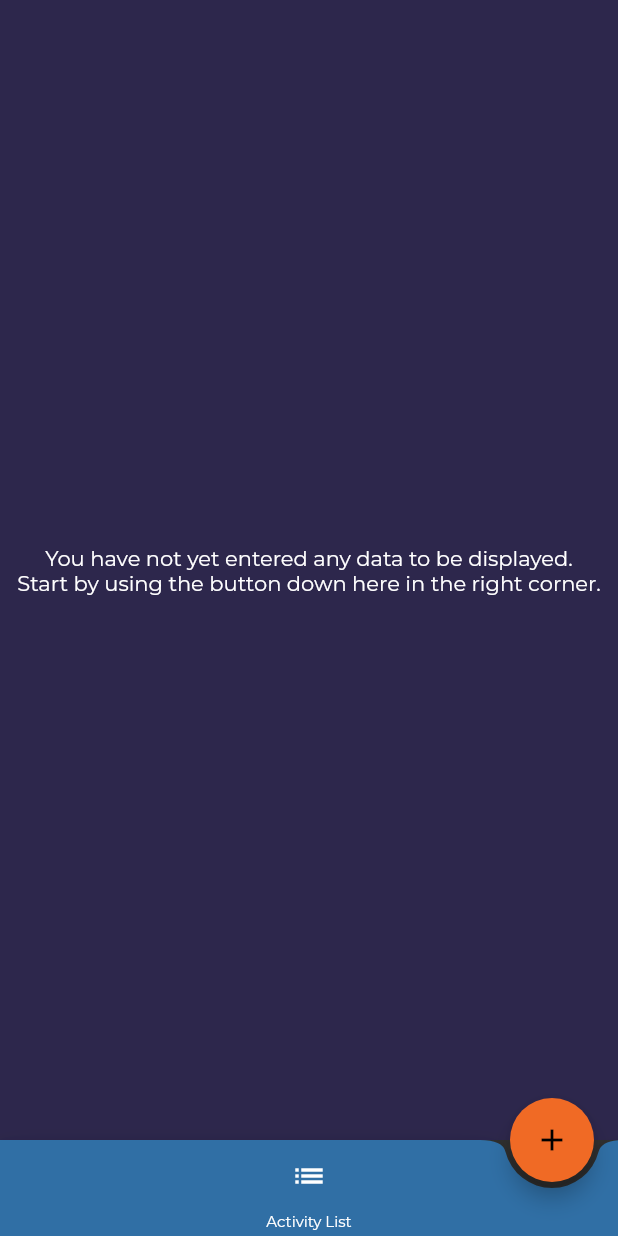
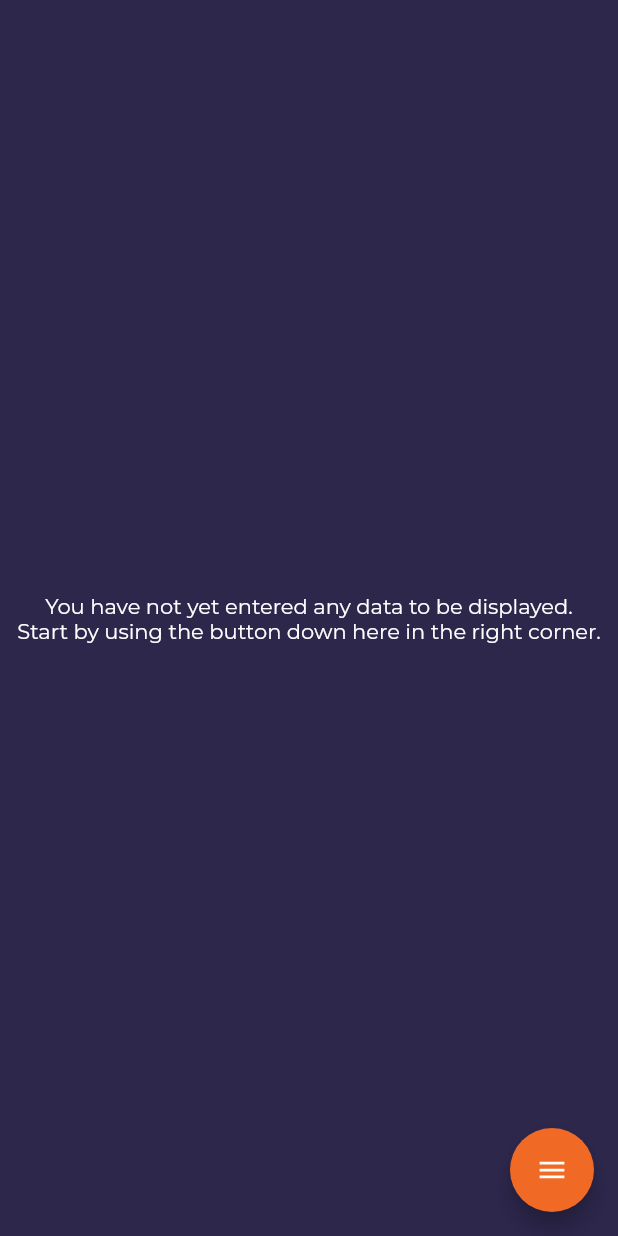
Before and after one commit to luuuuk/datavisualizationapp, a Flutter app: the screen it shows after launch, on a phone screen of 412 x 824 dp. Run offline on Flutter 3.47's test engine with Material 2 defaults, Android fonts, the phone set to English and light mode, and no system bars; drawn by our look-alikes of flutter_speed_dial; our stand-ins replace charts_flutter, google_fonts, sqflite; accounts and stored records are empty.

Commit message:
[Feature] Replaced BottomAppBar with SpeedDial FAB on HomeScreen

```diff
--- a/lib/screens/home_screen.dart
+++ b/lib/screens/home_screen.dart
@@ -1,4 +1,5 @@
 import 'package:data_visualization_app/models/recorded_activity.dart';
+import 'package:data_visualization_app/screens/activity_list_screen.dart';
 import 'package:data_visualization_app/screens/add_data_screen.dart';
 import 'package:data_visualization_app/services/database_manager.dart';
 import 'package:data_visualization_app/services/sorting_data.dart';
@@ -7,6 +8,7 @@ import 'package:data_visualization_app/widgets/border_container.dart';
 import 'package:data_visualization_app/widgets/bottom_bar.dart';
 import 'package:flutter/cupertino.dart';
 import 'package:flutter/material.dart';
+import 'package:flutter_speed_dial/flutter_speed_dial.dart';
 import 'package:google_fonts/google_fonts.dart';
 import 'package:charts_flutter/flutter.dart' as charts;
 
@@ -32,18 +34,14 @@ class _HomeScreenState extends State<HomeScreen> {
                 if (snapshot.hasData) {
                   return ListView(
                     children: [
-                      BorderContainerWidget(
-                        _buildWeeklyOverview(snapshot.data),
-                        "Weekly Activity Overview"
-                      ),
+                      BorderContainerWidget(_buildWeeklyOverview(snapshot.data),
+                          "Weekly Activity Overview"),
                       BorderContainerWidget(
                           _buildWeeklyActivityChart(snapshot.data),
-                          "Weekly Activity Time"
-                      ),
+                          "Weekly Activity Time"),
                       BorderContainerWidget(
                           _buildTotalDistanceChart(snapshot.data),
                           "Total Activity Distance"),
-
                       BorderContainerWidget(
                         _buildAllActivitiesTableWidget(snapshot.data),
                         "Activities Overview",
@@ -67,16 +65,33 @@ class _HomeScreenState extends State<HomeScreen> {
               }),
         ),
       ),
-      floatingActionButton: FloatingActionButton(
+      floatingActionButton: _getFAB(),
+    );
+  }
+
+  Widget _getFAB() {
+    return SpeedDial(
+      animatedIcon: AnimatedIcons.menu_close,
+      animatedIconTheme: IconThemeData(size: 22, color: Colors.white),
       backgroundColor: ThemeColors.orange,
-        onPressed: () {
+      visible: true,
+      curve: Curves.bounceIn,
+      children: [
+        // FAB 1
+        SpeedDialChild(
+            child: Icon(Icons.list, color: Colors.white,),
+            backgroundColor: ThemeColors.orange,
+            onTap: () { Navigator.pushNamed(context, ActivityListScreen.routeName); },
+    ),
+        // FAB 2
+        SpeedDialChild(
+            child: Icon(Icons.add, color: Colors.white,),
+            backgroundColor: ThemeColors.orange,
+            onTap: () {
               Navigator.pushNamed(context, AddDataScreen.routeName);
             },
-        tooltip: 'Add data',
-        child: Icon(Icons.add),
         ),
-      bottomNavigationBar: BottomBarWidget(),
-      floatingActionButtonLocation: FloatingActionButtonLocation.endDocked,
+      ],
     );
   }
 
@@ -106,9 +121,18 @@ class _HomeScreenState extends State<HomeScreen> {
     for (RecordedActivity recAct in activities) {
       tableRows.add(DataRow(
         cells: [
-          DataCell(Text(recAct.activityType, style: GoogleFonts.montserrat(color: Colors.white),)),
-          DataCell(Text(recAct.duration, style: GoogleFonts.montserrat(color: Colors.white),)),
-          DataCell(Text(recAct.distance.toString(), style: GoogleFonts.montserrat(color: Colors.white),)),
+          DataCell(Text(
+            recAct.activityType,
+            style: GoogleFonts.montserrat(color: Colors.white),
+          )),
+          DataCell(Text(
+            recAct.duration,
+            style: GoogleFonts.montserrat(color: Colors.white),
+          )),
+          DataCell(Text(
+            recAct.distance.toString(),
+            style: GoogleFonts.montserrat(color: Colors.white),
+          )),
         ],
       ));
     }
@@ -150,20 +174,22 @@ class _HomeScreenState extends State<HomeScreen> {
     );
   }
 
-  Widget _buildWeeklyActivityChart(List<RecordedActivity> activities){
+  Widget _buildWeeklyActivityChart(List<RecordedActivity> activities) {
+    List<charts.Series<ActivitiesDataDateTime, DateTime>> data =
+        SortingDataService().getWeeklyActivity(activities);
 
-    List<charts.Series<ActivitiesDataDateTime, DateTime>> data = SortingDataService().getWeeklyActivity(activities);
-
-    if(data.isNotEmpty) {
+    if (data.isNotEmpty) {
       return SizedBox(
         height: 200.0,
         child: new charts.TimeSeriesChart(
           data,
           animate: false,
+          defaultRenderer: new charts.LineRendererConfig(includePoints: true),
           domainAxis: new charts.DateTimeAxisSpec(
               renderSpec: charts.GridlineRendererSpec(
                   axisLineStyle: charts.LineStyleSpec(
-                    color: charts.MaterialPalette.white, // this also doesn't change the Y axis labels
+                    color: charts.MaterialPalette
+                        .white, // this also doesn't change the Y axis labels
                   ),
                   labelStyle: new charts.TextStyleSpec(
                     fontSize: 10,
@@ -172,8 +198,7 @@ class _HomeScreenState extends State<HomeScreen> {
                   lineStyle: charts.LineStyleSpec(
                     thickness: 0,
                     color: charts.MaterialPalette.white,
-                  )
-              ),
+                  )),
               tickFormatterSpec: new charts.AutoDateTimeTickFormatterSpec(
                   hour: new charts.TimeFormatterSpec(
                 format: 'H',
@@ -184,24 +209,49 @@ class _HomeScreenState extends State<HomeScreen> {
                   labelStyle: charts.TextStyleSpec(
                       fontSize: 10, color: charts.MaterialPalette.white),
                   lineStyle: charts.LineStyleSpec(
-                      thickness: 1,
-                      color: charts.MaterialPalette.white))),
-          customSeriesRenderers: [
-            new charts.PointRendererConfig(
-              // ID used to link series to this renderer.
-                customRendererId: 'customPoint')
+                      thickness: 1, color: charts.MaterialPalette.white))),
+          behaviors: [
+            new charts.SeriesLegend(
+              // Positions for "start" and "end" will be left and right respectively
+              // for widgets with a build context that has directionality ltr.
+              // For rtl, "start" and "end" will be right and left respectively.
+              // Since this example has directionality of ltr, the legend is
+              // positioned on the right side of the chart.
+              position: charts.BehaviorPosition.bottom,
+              // For a legend that is positioned on the left or right of the chart,
+              // setting the justification for [endDrawArea] is aligned to the
+              // bottom of the chart draw area.
+              outsideJustification: charts.OutsideJustification.middleDrawArea,
+              // By default, if the position of the chart is on the left or right of
+              // the chart, [horizontalFirst] is set to false. This means that the
+              // legend entries will grow as new rows first instead of a new column.
+              horizontalFirst: true,
+              // By setting this value to 2, the legend entries will grow up to two
+              // rows before adding a new column.
+              desiredMaxRows: 2,
+              // This defines the padding around each legend entry.
+              cellPadding: new EdgeInsets.only(right: 4.0, bottom: 4.0),
+              // Render the legend entry text with custom styles.
+              entryTextStyle: charts.TextStyleSpec(
+                  color: charts.Color.white,
+                  fontFamily: 'Montserrat',
+                  fontSize: 10,
+              ),
+            )
           ],
         ),
       );
-    }
-    else {
+    } else {
       return Center(
-        child: Text("There seems to be no training data this week...\nTime to start training!", style: GoogleFonts.montserrat(color: Colors.white),),
+        child: Text(
+          "There seems to be no training data this week...\nTime to start training!",
+          style: GoogleFonts.montserrat(color: Colors.white),
+        ),
       );
     }
   }
 
-  Widget _buildAllActivitiesTableWidget(List<RecordedActivity> activities){
+  Widget _buildAllActivitiesTableWidget(List<RecordedActivity> activities) {
     return Center(
       child: DataTable(
         columns: [
@@ -209,22 +259,19 @@ class _HomeScreenState extends State<HomeScreen> {
               label: Text(
             "Type",
             style: GoogleFonts.montserrat(
-                    fontSize: 12.0,
-                    fontWeight: FontWeight.w900),
+                fontSize: 12.0, fontWeight: FontWeight.w900),
           )),
           DataColumn(
               label: Text(
             "Duration",
             style: GoogleFonts.montserrat(
-                    fontSize: 12.0,
-                    fontWeight: FontWeight.w900),
+                fontSize: 12.0, fontWeight: FontWeight.w900),
           )),
           DataColumn(
               label: Text(
             "Distance",
             style: GoogleFonts.montserrat(
-                    fontSize: 12.0,
-                    fontWeight: FontWeight.w900),
+                fontSize: 12.0, fontWeight: FontWeight.w900),
           )),
         ],
         rows: getTableRows(activities),
@@ -233,38 +280,38 @@ class _HomeScreenState extends State<HomeScreen> {
   }
 
   /// Method to build a weekly overview table containing only activity data from the past week
-  Widget _buildWeeklyOverview(List<RecordedActivity> activities){
-
+  Widget _buildWeeklyOverview(List<RecordedActivity> activities) {
     /// Hours, Minutes, Seconds, Distance
-    List<int> cyclingTime = [0,0];
-    List<int> runningTime = [0,0];
+    List<int> cyclingTime = [0, 0];
+    List<int> runningTime = [0, 0];
     int climbingTime = 0;
 
     for (RecordedActivity activity in activities) {
       List stringDateSplitted = activity.date.split(".");
-      DateTime dateTime = DateTime(
-          int.parse(stringDateSplitted[2]), int.parse(stringDateSplitted[1]),
-          int.parse(stringDateSplitted[0]));
+      DateTime dateTime = DateTime(int.parse(stringDateSplitted[2]),
+          int.parse(stringDateSplitted[1]), int.parse(stringDateSplitted[0]));
 
       /// If older than a week, do not include
       if (dateTime.compareTo(DateTime.now().subtract(Duration(days: 7))) > 0) {
         List stringDurationSplitted = activity.duration.split(":");
-        int durationInHours =
-            int.parse(stringDurationSplitted[0]);
+        int durationInHours = int.parse(stringDurationSplitted[0]);
 
         /// Add up duration and distance per activity type
         switch (activity.activityType) {
-          case "Running": {
+          case "Running":
+            {
               runningTime[0] += durationInHours;
               runningTime[1] += activity.distance;
             }
             break;
-          case "Cycling": {
+          case "Cycling":
+            {
               cyclingTime[0] += durationInHours;
               cyclingTime[1] += activity.distance;
             }
             break;
-          case "Climbing": {
+          case "Climbing":
+            {
               climbingTime += durationInHours;
             }
         }
@@ -286,9 +333,17 @@ class _HomeScreenState extends State<HomeScreen> {
       ),
       children: [
         _buildTableRow("Type, Duration, Distance"),
-          _buildTableRow("Cycling , "+ cyclingTime[0].toString() +" hours, "+ cyclingTime[1].toString() +" km"),
-          _buildTableRow("Running, "+ runningTime[0].toString() +" hours, "+ runningTime[1].toString() +" km"),
-          _buildTableRow("Climbing, "+ climbingTime.toString() +" hours, -"),
+        _buildTableRow("Cycling , " +
+            cyclingTime[0].toString() +
+            " hours, " +
+            cyclingTime[1].toString() +
+            " km"),
+        _buildTableRow("Running, " +
+            runningTime[0].toString() +
+            " hours, " +
+            runningTime[1].toString() +
+            " km"),
+        _buildTableRow("Climbing, " + climbingTime.toString() + " hours, -"),
       ],
     );
   }
--- a/pubspec.yaml
+++ b/pubspec.yaml
@@ -27,6 +27,7 @@ dependencies:
   charts_flutter: ^0.9.0
   intl: ^0.16.1
   sqflite: ^1.3.0
+  flutter_speed_dial: ^1.2.5
 
 dev_dependencies:
   flutter_test:
```
Lines whose indentation alone changed are shown as unchanged.
